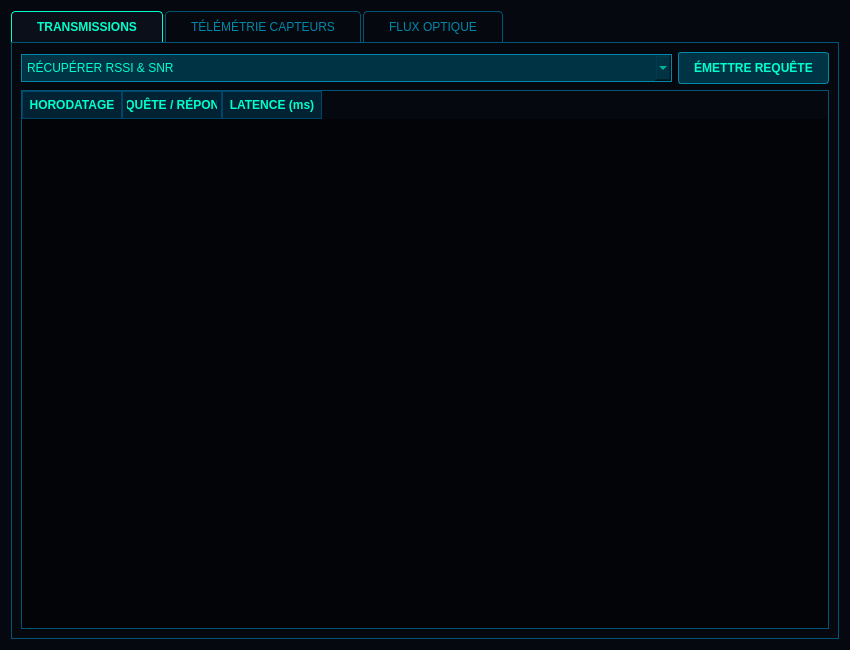
This is PBS/widget.ui in lguerriau/ballonstratospherique as Qt 5 draws it before an edit. The edited form follows.
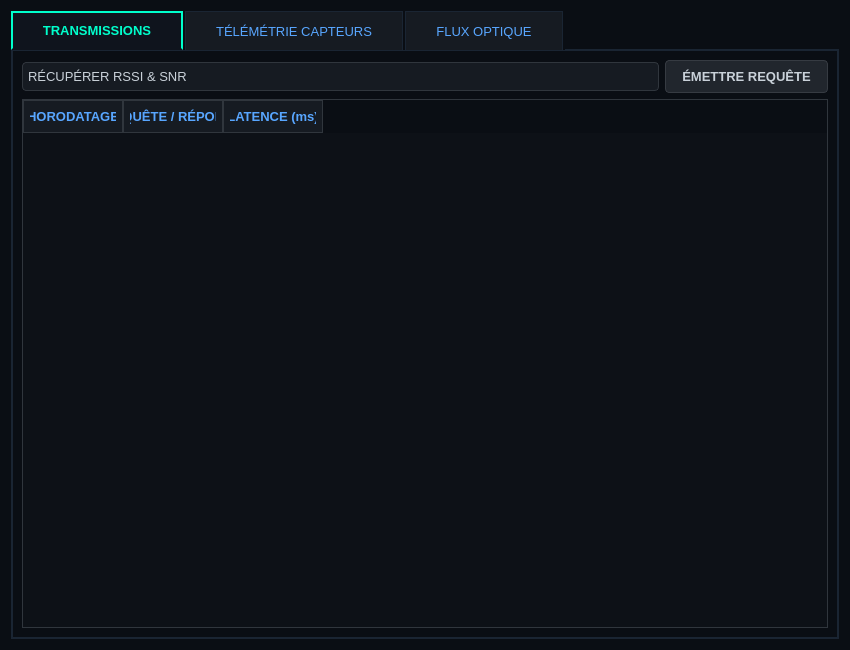
This is the edited form.

```diff
--- a/PBS/widget.ui
+++ b/PBS/widget.ui
@@ -16,111 +16,127 @@
   <property name="styleSheet">
    <string>
     /* Le fond : Espace profond */
-    QWidget {
-        background-color: #05080f;
-        color: #00ffcc; /* Cyan Néon pour la télémétrie */
-        font-family: 'Consolas', 'Courier New', monospace; /* Look console informatique */
-    }
+    /* --- STYLE GLOBAL --- */
+QWidget {
+    background-color: #0a0e14; /* Un gris-bleu très sombre, moins fatiguant que le noir pur */
+    color: #d1d1d1; /* Texte général blanc cassé pour la lisibilité */
+    font-family: 'Segoe UI', 'Consolas', monospace;
+    font-size: 10pt;
+}
 
-    /* Le conteneur principal */
-    QTabWidget::pane {
-        border: 1px solid #005577;
-        background: #0b0f19;
-    }
+/* --- ONGLETS (TABS) --- */
+QTabWidget::pane {
+    border: 2px solid #1a2533;
+    top: -1px;
+    background-color: #0f141d;
+}
 
-    /* Les onglets : Écrans de contrôle inactifs */
-    QTabBar::tab {
-        background: #05080f;
-        color: #0088aa;
-        padding: 8px 25px;
-        border: 1px solid #005577;
-        border-bottom: none;
-        border-top-left-radius: 4px;
-        border-top-right-radius: 4px;
-        margin-right: 2px;
-    }
+QTabBar::tab {
+    background: #161b22;
+    color: #58a6ff; /* Bleu plus doux pour l'inactif */
+    padding: 10px 30px;
+    border: 1px solid #1a2533;
+    border-bottom: none;
+    margin-right: 2px;
+}
 
-    /* L'onglet actif : Écran allumé */
-    QTabBar::tab:selected {
-        background: #0b0f19;
-        color: #00ffcc;
-        border: 1px solid #00ffcc;
-        border-bottom: none;
-        font-weight: bold;
-    }
+QTabBar::tab:selected {
+    background: #0f141d;
+    color: #00ffcc; /* Cyan néon pour l'actif */
+    border: 2px solid #00ffcc;
+    border-bottom: 2px solid #0f141d; /* Fusionne avec le panneau */
+    font-weight: bold;
+}
 
-    /* Les cadres de données (Température, etc.) : Interface HUD */
-    QGroupBox {
-        border: 1px solid #0088aa;
-        border-radius: 4px;
-        margin-top: 15px;
-        background-color: rgba(11, 15, 25, 0.8);
-    }
-    QGroupBox::title {
-        subcontrol-origin: margin;
-        left: 10px;
-        padding: 0 5px;
-        color: #ffffff;
-        font-weight: bold;
-    }
+/* --- CADRES DE DONNÉES (GROUPBOX) --- */
+QGroupBox {
+    border: 1px solid #1a2533;
+    border-top: 3px solid #00ffcc; /* Rappel HUD en haut */
+    border-radius: 5px;
+    margin-top: 20px;
+    background-color: #121922;
+}
 
-    /* Les labels (Les valeurs elles-mêmes) */
-    QLabel {
-        color: #ffffff; /* Valeurs en blanc pour contraster avec le cyan */
-    }
+QGroupBox::title {
+    subcontrol-origin: margin;
+    left: 10px;
+    padding: 0 10px;
+    color: #00ffcc;
+    text-transform: uppercase;
+    font-weight: bold;
+    letter-spacing: 1px;
+}
 
-    /* Les boutons : Panneaux d'activation */
-    QPushButton {
-        background-color: #003344;
-        color: #00ffcc;
-        border: 1px solid #0088aa;
-        border-radius: 3px;
-        padding: 8px 15px;
-        font-weight: bold;
-        text-transform: uppercase;
-    }
-    QPushButton:hover {
-        background-color: #005577;
-        border: 1px solid #00ffcc;
-        color: #ffffff;
-    }
+/* --- LABELS DE TÉLÉMÉTRIE --- */
+QLabel#lbl_val_rssi, QLabel#lbl_val_snr, QLabel#lbl_val_temp, QLabel#lbl_val_alt, QLabel#lbl_val_pression {
+    color: #ffffff; /* Données en blanc pur pour ressortir */
+    font-weight: bold;
+}
 
-    /* Bouton d'action principale (Vidéo) : Surcharge propulseur */
-    QPushButton#btn_generer_video {
-        background-color: #4a0011;
-        color: #ff3366;
-        border: 1px solid #aa0033;
-    }
-    QPushButton#btn_generer_video:hover {
-        background-color: #770022;
-        color: #ffffff;
-        border: 1px solid #ff3366;
-    }
+/* --- TABLEAU (LOGS) --- */
+QTableWidget {
+    background-color: #0d1117;
+    alternate-background-color: #161b22; /* Lignes alternées pour la lecture */
+    gridline-color: #21262d;
+    color: #c9d1d9;
+    border: 1px solid #30363d;
+    selection-background-color: #00ffcc;
+    selection-color: #0a0e14;
+}
 
-    /* Le tableau des requêtes : Journal de bord */
-    QTableWidget {
-        background-color: #020408;
-        gridline-color: #004466;
-        color: #aaddff;
-        border: 1px solid #005577;
-        selection-background-color: #005577;
-        selection-color: #ffffff;
-    }
-    QHeaderView::section {
-        background-color: #002233;
-        color: #00ffcc;
-        font-weight: bold;
-        border: 1px solid #004466;
-        padding: 4px;
-    }
-    
-    /* Combobox (Menu déroulant des requêtes) */
-    QComboBox {
-        background-color: #003344;
-        color: #00ffcc;
-        border: 1px solid #0088aa;
-        padding: 5px;
-    }
+QHeaderView::section {
+    background-color: #161b22;
+    color: #58a6ff;
+    padding: 6px;
+    border: 1px solid #30363d;
+    font-weight: bold;
+}
+
+/* --- BOUTONS --- */
+QPushButton {
+    background-color: #21262d;
+    color: #c9d1d9;
+    border: 1px solid #363b42;
+    border-radius: 4px;
+    padding: 8px 16px;
+    font-weight: bold;
+}
+
+QPushButton:hover {
+    background-color: #30363d;
+    border: 1px solid #00ffcc;
+    color: #00ffcc;
+}
+
+QPushButton:pressed {
+    background-color: #00ffcc;
+    color: #0a0e14;
+}
+
+/* Bouton spécial "Compiler Vidéo" */
+QPushButton#btn_generer_video {
+    background-color: #3e1a1a;
+    color: #ff6666;
+    border: 1px solid #662222;
+}
+
+QPushButton#btn_generer_video:hover {
+    background-color: #662222;
+    color: white;
+}
+
+/* --- MENU DÉROULANT (COMBOBOX) --- */
+QComboBox {
+    background-color: #161b22;
+    border: 1px solid #30363d;
+    border-radius: 4px;
+    padding: 5px;
+    color: #c9d1d9;
+}
+
+QComboBox::drop-down {
+    border: none;
+}
    </string>
   </property>
   <layout class="QVBoxLayout" name="verticalLayout_main">
```
